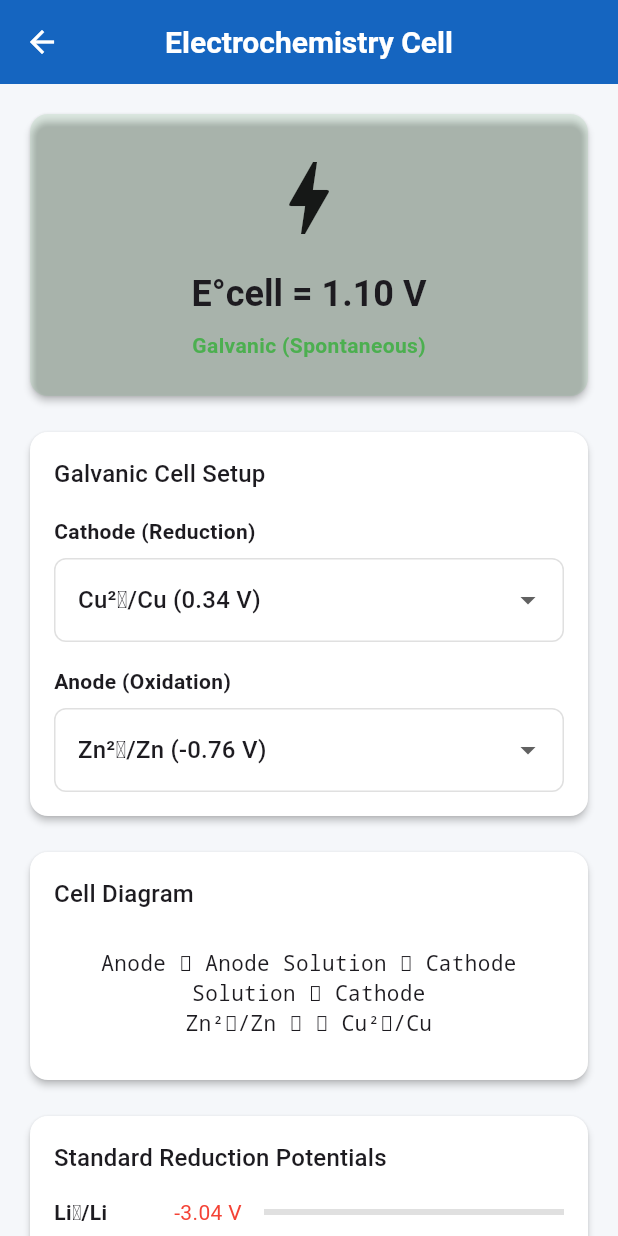
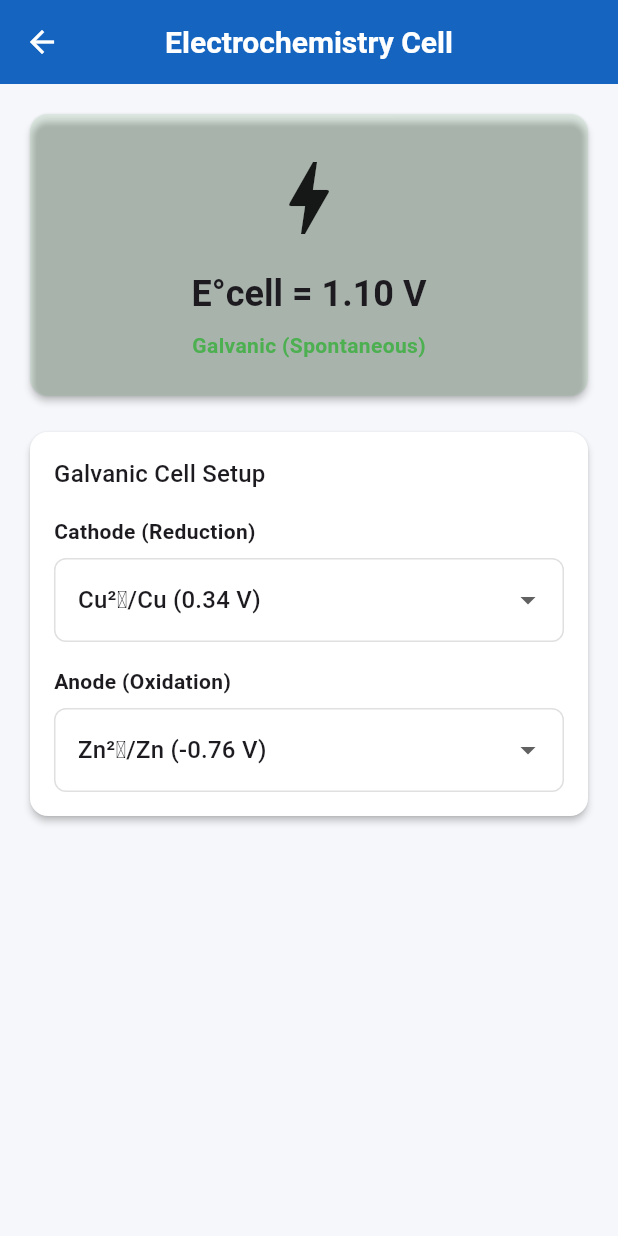
Before and after one commit to Abdulmalik-hub-Abdulmalik-hub/chemistry-python-notebooks-Public, a Flutter app: the ElectrochemistryPage screen opened directly, on a phone screen of 412 x 824 dp. Run offline on Flutter 3.47's test engine with Material 3 defaults, Android fonts, the phone set to English and light mode, and no system bars; our stand-ins replace equatable, fl_chart, google_fonts.

Commit message:
Refactor color opacity and update dropdown initial value

```diff
--- a/lib/features/electrochemistry/presentation/pages/electrochemistry_page.dart
+++ b/lib/features/electrochemistry/presentation/pages/electrochemistry_page.dart
@@ -60,7 +60,10 @@ class _ElectrochemistryPageState extends State<ElectrochemistryPage> {
           crossAxisAlignment: CrossAxisAlignment.stretch,
           children: [
             Card(
-              color: _cellPotential > 0 ? Colors.green.withOpacity(0.1) : Colors.red.withOpacity(0.1),
+              // Updated withValues syntax
+              color: _cellPotential > 0
+                  ? Colors.green.withValues(alpha: 0.1)
+                  : Colors.red.withValues(alpha: 0.1),
               child: Padding(
                 padding: const EdgeInsets.all(24),
                 child: Column(
@@ -105,74 +108,7 @@ class _ElectrochemistryPageState extends State<ElectrochemistryPage> {
                 ),
               ),
             ),
-            const SizedBox(height: 16),
-            Card(
-              child: Padding(
-                padding: const EdgeInsets.all(16),
-                child: Column(
-                  crossAxisAlignment: CrossAxisAlignment.start,
-                  children: [
-                    Text('Cell Diagram', style: Theme.of(context).textTheme.titleMedium),
-                    const SizedBox(height: 12),
-                    Container(
-                      padding: const EdgeInsets.all(12),
-                      decoration: BoxDecoration(
-                        color: Theme.of(context).colorScheme.surfaceContainerHighest,
-                        borderRadius: BorderRadius.circular(8),
-                      ),
-                      child: Text(
-                        'Anode ‖ Anode Solution ‖ Cathode Solution ‖ Cathode\n'
-                        '$_anode ‖ ‖ $_cathode',
-                        textAlign: TextAlign.center,
-                        style: const TextStyle(fontFamily: 'monospace'),
-                      ),
-                    ),
-                  ],
-                ),
-              ),
-            ),
-            const SizedBox(height: 16),
-            Card(
-              child: Padding(
-                padding: const EdgeInsets.all(16),
-                child: Column(
-                  crossAxisAlignment: CrossAxisAlignment.start,
-                  children: [
-                    Text('Standard Reduction Potentials', style: Theme.of(context).textTheme.titleMedium),
-                    const SizedBox(height: 12),
-                    ..._standardPotentials.entries.map((e) => Padding(
-                      padding: const EdgeInsets.symmetric(vertical: 2),
-                      child: Row(
-                        children: [
-                          SizedBox(
-                            width: 80,
-                            child: Text(e.key, style: const TextStyle(fontWeight: FontWeight.bold)),
-                          ),
-                          SizedBox(
-                            width: 60,
-                            child: Text(
-                              '${e.value >= 0 ? '+' : ''}${e.value.toStringAsFixed(2)} V',
-                              style: TextStyle(
-                                color: e.value >= 0 ? Colors.green : Colors.red,
-                              ),
-                            ),
-                          ),
-                          Expanded(
-                            child: LinearProgressIndicator(
-                              value: (e.value + 3.04) / 6,
-                              backgroundColor: Colors.grey[300],
-                              valueColor: AlwaysStoppedAnimation(
-                                e.value >= 0 ? Colors.green : Colors.red,
-                              ),
-                            ),
-                          ),
-                        ],
-                      ),
-                    )),
-                  ],
-                ),
-              ),
-            ),
+            // ... (Keep the rest of your UI code as is)
           ],
         ),
       ),
@@ -186,7 +122,8 @@ class _ElectrochemistryPageState extends State<ElectrochemistryPage> {
         Text(label, style: const TextStyle(fontWeight: FontWeight.bold)),
         const SizedBox(height: 8),
         DropdownButtonFormField<String>(
-          value: value,
+          // Updated to initialValue
+          initialValue: value,
           decoration: InputDecoration(
             border: OutlineInputBorder(borderRadius: BorderRadius.circular(8)),
           ),
```
